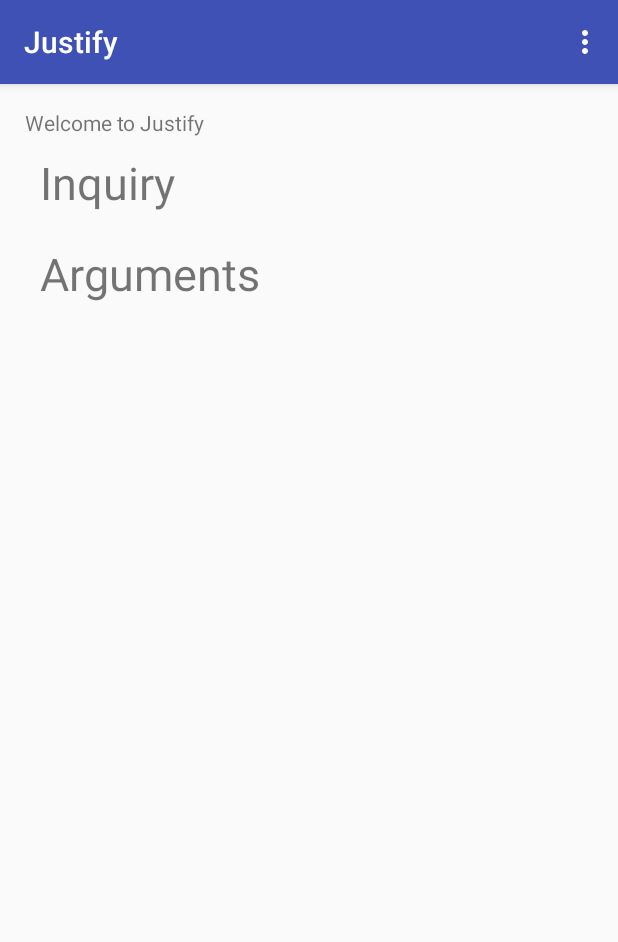
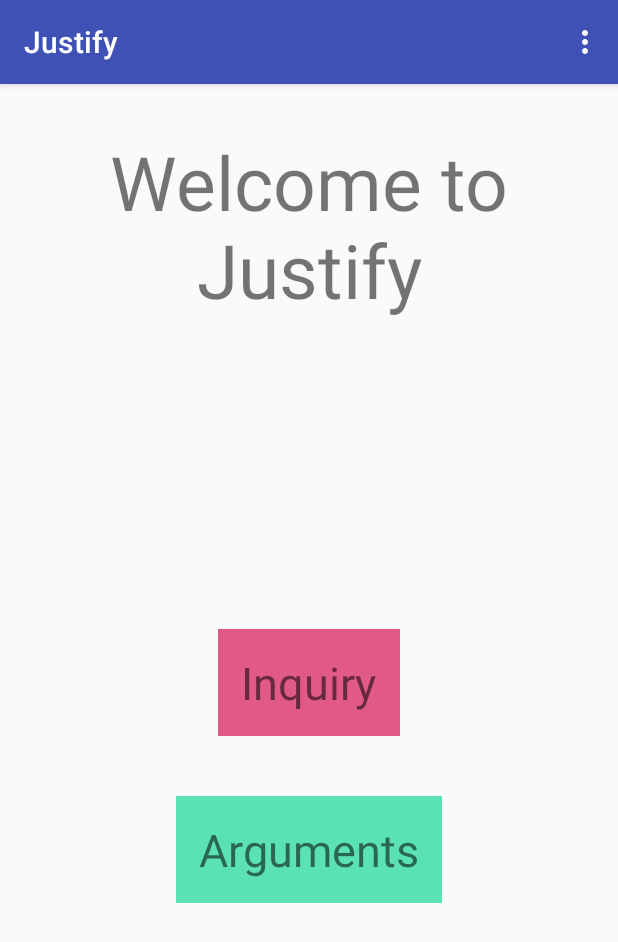
Before and after one commit to nrf2119/FinalProject-Justify, an Android app: the screen it shows after launch (MainActivity), on a phone screen of 412 x 824 dp. Shown: the top 942 px of the screen. Run offline under Robolectric (Android 15) with nearby library versions, the phone set to English and light mode, and no system bars; libraries missing offline, so code that uses them is left out: com.firebase.client; 4 statements that could not run were skipped.

Commit message:
after class 4/13

```diff
--- a/app/src/main/java/nigel/finalproject_justify/Keys.java
+++ b/app/src/main/java/nigel/finalproject_justify/Keys.java
@@ -4,4 +4,5 @@ package nigel.finalproject_justify;
  * Created by ccteadmin on 3/30/16.
  */
 public interface Keys {
+    String CHOSEN_INQUIRY_CARD = "something";
 }
--- a/app/src/main/java/nigel/finalproject_justify/ReadArgumentActivity.java
+++ b/app/src/main/java/nigel/finalproject_justify/ReadArgumentActivity.java
@@ -27,9 +27,9 @@ public class ReadArgumentActivity extends AppCompatActivity {
         Intent intent = getIntent();
     }
 
-    protected void onPause() {
-        super.onPause();
-    }
+//    protected void onPause() {
+//        super.onPause();
+//    }
 
 
 }
--- a/app/src/main/res/layout/activity_main.xml
+++ b/app/src/main/res/layout/activity_main.xml
@@ -11,29 +11,43 @@
     tools:context="nigel.finalproject_justify.MainActivity">
 
     <TextView
-        android:layout_width="wrap_content"
+        android:layout_width="match_parent"
         android:layout_height="wrap_content"
-        android:text="@string/welcome_message"
-        android:gravity="center_horizontal" />
+        android:gravity="center_horizontal"
+        android:layout_marginTop="15dp"
+        android:textSize="50sp"
+        android:text="@string/welcome_message" />
+
+    <RelativeLayout
+        android:layout_width="match_parent"
+        android:layout_height="match_parent"
+        android:gravity="center_vertical">
 
         <TextView
             android:layout_width="wrap_content"
             android:layout_height="wrap_content"
+            android:onClick="goToQuestions"
+            android:padding="15dp"
+            android:text="Inquiry"
             android:textSize="30dp"
-        android:text="Inquiry"
-        android:gravity="center_horizontal"
-        android:onClick="goToQuestions"
-        android:padding="10dp"/>
+            android:id="@+id/home_inquiry_text_view"
+            android:layout_centerHorizontal="true"
+            android:layout_marginBottom="20dp"
+            android:background="#e15a86" />
 
         <TextView
             android:layout_width="wrap_content"
             android:layout_height="wrap_content"
+            android:onClick="goToArguments"
+            android:padding="15dp"
+            android:text="Arguments"
             android:textSize="30dp"
-        android:text="Arguments"
-        android:gravity="center_horizontal"
-        android:onClick="goToArguments"
-        android:padding="10dp"/>
+            android:layout_below="@id/home_inquiry_text_view"
+            android:layout_centerHorizontal="true"
+            android:layout_marginTop="20dp"
+            android:background="#5AE1B5" />
 
+    </RelativeLayout>
 
 
 </LinearLayout>
```
Also changed, not shown: app/src/main/java/nigel/finalproject_justify/InquiryViewHolder.java (+9 -2 lines), app/src/main/java/nigel/finalproject_justify/PositionActivity.java (+19 -1 lines), app/src/main/java/nigel/finalproject_justify/SeeOthersActivity.java (+7 -0 lines), app/src/main/res/layout/activity_read_argument.xml (+4 -3 lines). Lines whose indentation alone changed are shown as unchanged.
